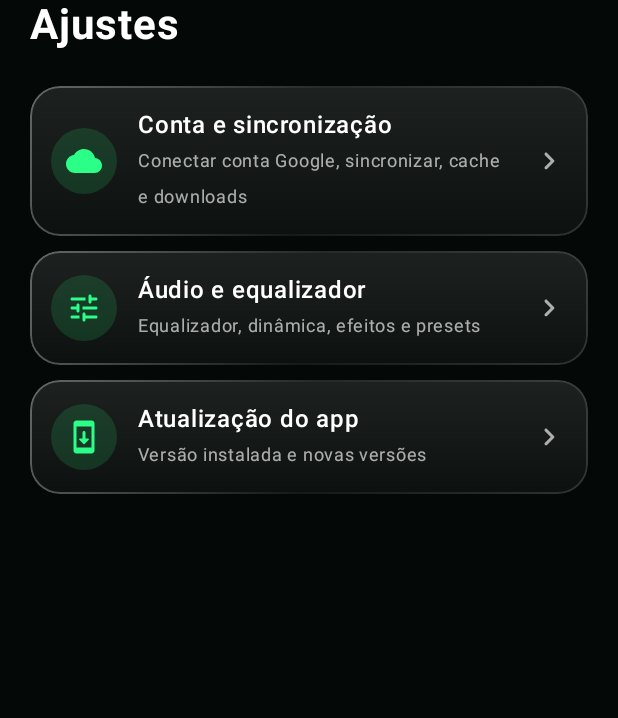
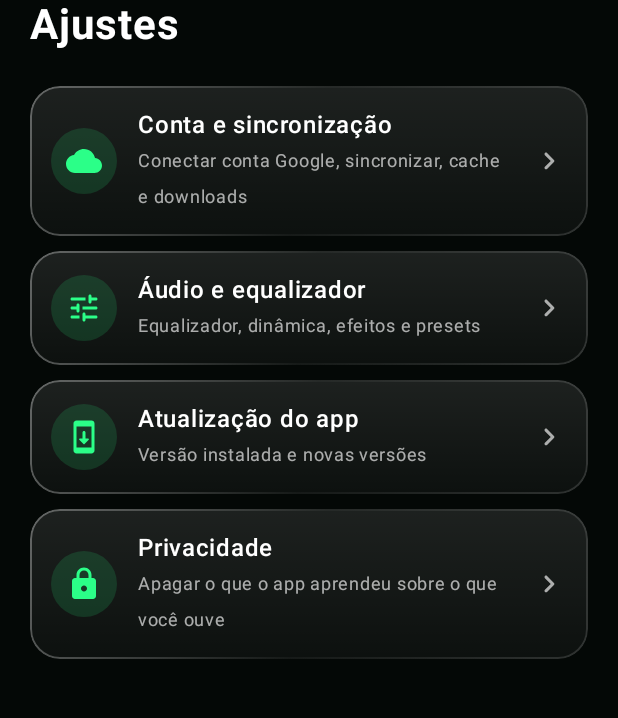
Before and after one commit to mundoarkade1-arch/Toxic-player, an Android app built with Jetpack Compose: the composable SettingsScreen shown on its own in the app's theme, on a phone screen of 412 x 824 dp, the part 72-790 px from its top. Run offline under Robolectric (Android 15) with nearby library versions, the phone set to English and light mode, and no system bars; pictures from the network do not load; 12 statements that could not run were skipped.

Commit message:
Add files via upload

```diff
--- a/app/src/main/java/com/meuapp/player/taste/ListeningHistoryStore.kt
+++ b/app/src/main/java/com/meuapp/player/taste/ListeningHistoryStore.kt
@@ -41,8 +41,9 @@ class ListeningHistoryStore(ctx: Context) {
         schedule()
     }
 
-    /** Apaga todo o histórico (para uma futura opção de privacidade na tela). */
+    /** Apaga todo o histórico (usado pela opção Privacidade, em Ajustes). */
     fun clear() {
+        handler.removeCallbacks(flushTask); scheduled = false
         history = ListeningHistory()
         prefs.edit().remove("json").apply()
     }
--- a/app/src/main/java/com/meuapp/player/ui/SettingsScreen.kt
+++ b/app/src/main/java/com/meuapp/player/ui/SettingsScreen.kt
@@ -9,6 +9,7 @@ import androidx.compose.material.icons.rounded.*
 import androidx.compose.material3.Icon
 import androidx.compose.material3.IconButton
 import androidx.compose.material3.Text
+import androidx.compose.material3.TextButton
 import androidx.compose.runtime.*
 import androidx.compose.ui.Alignment
 import androidx.compose.ui.Modifier
@@ -19,10 +20,12 @@ import androidx.compose.ui.unit.dp
 import androidx.compose.ui.unit.sp
 import com.meuapp.player.PlayerViewModel
 
-/** Ajustes: conta e sincronização do Drive, áudio (equalizador) e atualização do app. */
+/** Ajustes: conta e sincronização do Drive, áudio (equalizador), atualização do app e privacidade. */
 @Composable
 fun SettingsScreen(vm: PlayerViewModel) {
     var page by remember { mutableIntStateOf(0) }
+    var askClear by remember { mutableStateOf(false) }
+    var clearDone by remember { mutableStateOf(false) }
     BackHandler(enabled = page != 0) { page = 0 }
     if (page == 0) {
         Column(Modifier.fillMaxSize().verticalScroll(rememberScrollState()).padding(horizontal = 20.dp, vertical = 24.dp), verticalArrangement = Arrangement.spacedBy(10.dp)) {
@@ -30,6 +33,7 @@ fun SettingsScreen(vm: PlayerViewModel) {
             SettingsRow(Icons.Rounded.Cloud, "Conta e sincronização", if (vm.cloud.connected) "Conectado: ${vm.cloud.accountEmail.ifBlank { "conta Google" }}" else "Conectar conta Google, sincronizar, cache e downloads", false) { page = 1 }
             SettingsRow(Icons.Rounded.Tune, "Áudio e equalizador", "Equalizador, dinâmica, efeitos e presets", false) { page = 2 }
             SettingsRow(Icons.Rounded.SystemUpdate, "Atualização do app", "Versão instalada e novas versões", vm.update != null) { page = 3 }
+            SettingsRow(Icons.Rounded.Lock, "Privacidade", "Apagar o que o app aprendeu sobre o que você ouve", false) { askClear = true }
         }
     } else {
         Column(Modifier.fillMaxSize()) {
@@ -45,6 +49,29 @@ fun SettingsScreen(vm: PlayerViewModel) {
                 }
             }
         }
+    }
+    if (askClear) {
+        GlassDialog(
+            onDismissRequest = { askClear = false },
+            title = { Text("Apagar o que o app aprendeu?", fontWeight = FontWeight.Bold) },
+            text = {
+                Text("Isso apaga o histórico de escuta e o gosto aprendido, só neste aparelho. Suas playlists, suas favoritas e suas músicas não são apagadas. O app começa a aprender de novo do zero.", fontSize = 14.sp)
+            },
+            confirmButton = {
+                TextButton(onClick = { vm.clearListeningHistory(); askClear = false; clearDone = true }) {
+                    Text("Apagar", color = Neon.Green, fontWeight = FontWeight.Bold)
+                }
+            },
+            dismissButton = { TextButton(onClick = { askClear = false }) { Text("Cancelar") } }
+        )
+    }
+    if (clearDone) {
+        GlassDialog(
+            onDismissRequest = { clearDone = false },
+            title = { Text("Pronto", fontWeight = FontWeight.Bold) },
+            text = { Text("O histórico de escuta foi apagado.", fontSize = 14.sp) },
+            confirmButton = { TextButton(onClick = { clearDone = false }) { Text("Fechar", color = Neon.Green, fontWeight = FontWeight.Bold) } }
+        )
     }
 }
 
```
Also changed, not shown: app/src/main/java/com/meuapp/player/PlayerViewModel.kt (+12 -0 lines).
